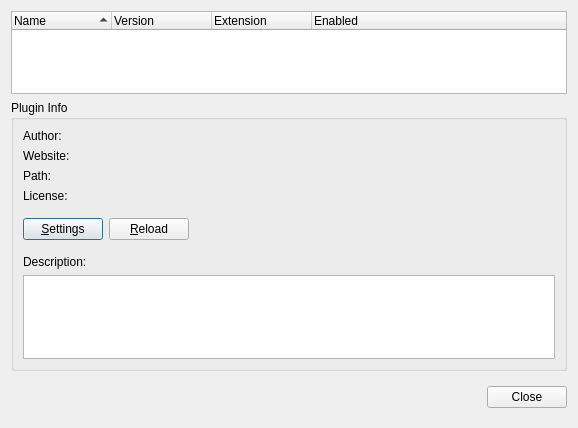
First picture: the form in Main/ui/PluginsDialog.ui, repository Antidote/SakuraSuite, before the edit.
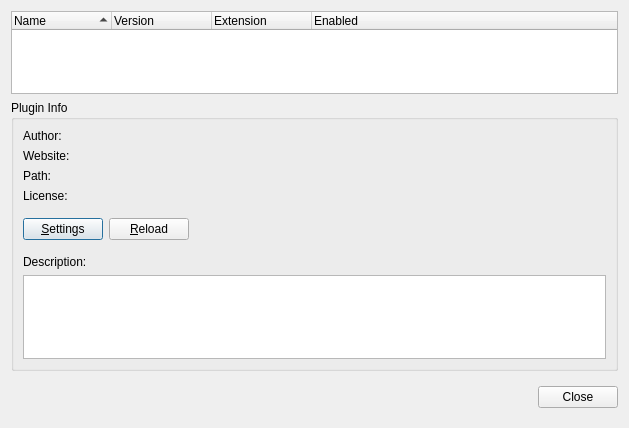
Second picture: the form after the edit.

```diff
--- a/Main/ui/PluginsDialog.ui
+++ b/Main/ui/PluginsDialog.ui
@@ -6,7 +6,7 @@
    <rect>
     <x>0</x>
     <y>0</y>
-    <width>578</width>
+    <width>629</width>
     <height>428</height>
    </rect>
   </property>
```
Left out of the diff: 1 changed line with no effect on the pictures.
